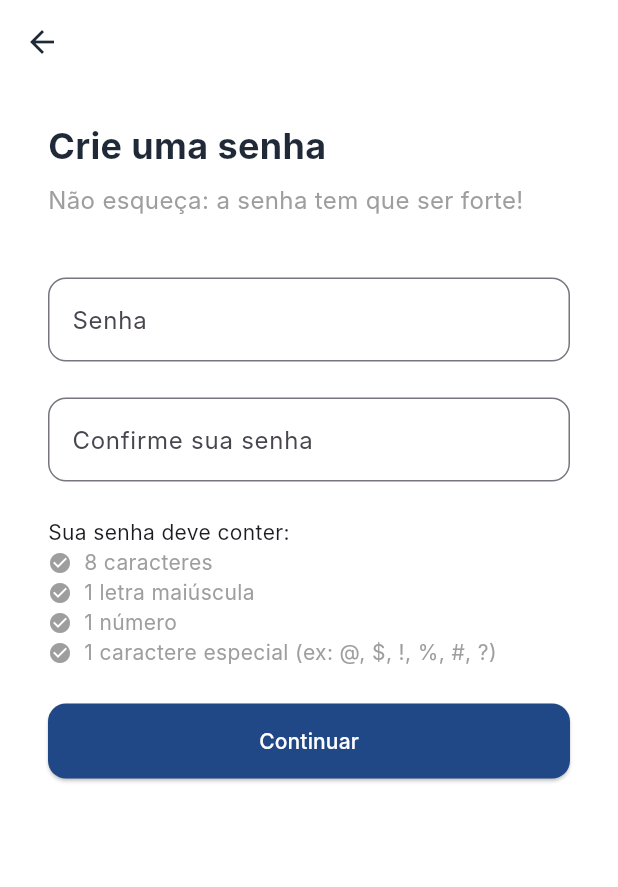
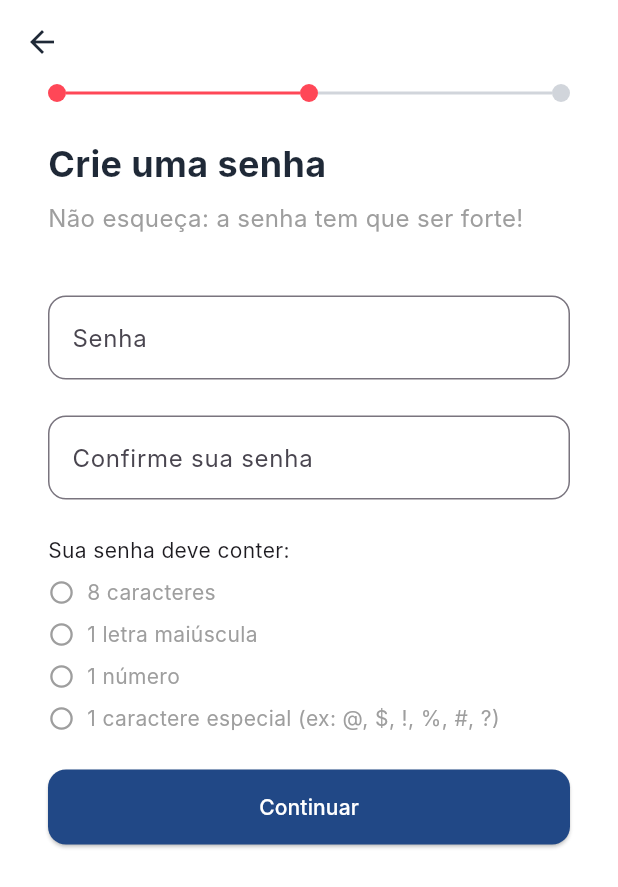
Before and after one commit to jeancodelucas/wtg_front, a Flutter app: the PasswordScreen screen opened directly with empty values, on a phone screen of 412 x 824 dp. Shown: the top 887 px of the screen. Run offline on Flutter 3.47's test engine with Material 3 defaults, Android fonts, the phone set to English and light mode, and no system bars; our stand-ins replace geolocator, google_sign_in, permission_handler, shared_preferences; accounts and stored records are empty; Roboto replaces fonts that are missing (Inter); project files that could hold a hidden picture were left out.

Commit message:
Atualização na interface do cadastro

```diff
--- a/lib/screens/registration/3_password_screen.dart
+++ b/lib/screens/registration/3_password_screen.dart
@@ -5,6 +5,9 @@ import 'package:wtg_front/screens/registration/additional_info_screen.dart';
 
 const Color primaryColor = Color(0xFF214886);
 const Color darkTextColor = Color(0xFF1F2937);
+const Color borderColor = Color(0xFFD1D5DB);
+// --- MUDANÇA DE COR APLICADA ---
+const Color breadcrumbActiveColor = Color(0xFFff4757);
 
 class PasswordScreen extends StatefulWidget {
   final String email;
@@ -28,6 +31,14 @@ class _PasswordScreenState extends State<PasswordScreen> {
     _passwordController.addListener(_validatePassword);
   }
 
+  @override
+  void dispose() {
+    _passwordController.removeListener(_validatePassword);
+    _passwordController.dispose();
+    _confirmPasswordController.dispose();
+    super.dispose();
+  }
+
   void _validatePassword() {
     final pass = _passwordController.text;
     setState(() {
@@ -44,10 +55,7 @@ class _PasswordScreenState extends State<PasswordScreen> {
           .showSnackBar(const SnackBar(content: Text('As senhas não coincidem.')));
       return;
     }
-    if (!(_has8Chars &&
-        _hasUppercase &&
-        _hasNumber &&
-        _hasSpecialChar)) {
+    if (!(_has8Chars && _hasUppercase && _hasNumber && _hasSpecialChar)) {
       ScaffoldMessenger.of(context).showSnackBar(
           const SnackBar(content: Text('A senha não atende aos critérios.')));
       return;
@@ -81,6 +89,7 @@ class _PasswordScreenState extends State<PasswordScreen> {
           child: Column(
             crossAxisAlignment: CrossAxisAlignment.start,
             children: [
+              _buildBreadcrumbs(currentStep: 2),
               const SizedBox(height: 24),
               const Text('Crie uma senha',
                   style: TextStyle(
@@ -132,14 +141,49 @@ class _PasswordScreenState extends State<PasswordScreen> {
     );
   }
 
-  Widget _buildRequirementRow(String text, bool met) {
+  Widget _buildBreadcrumbs({required int currentStep}) {
     return Row(
       children: [
-        Icon(Icons.check_circle,
-            color: met ? Colors.green : Colors.grey, size: 16),
-        const SizedBox(width: 8),
-        Text(text, style: TextStyle(color: met ? Colors.green : Colors.grey)),
+        _buildDot(isActive: currentStep >= 1),
+        _buildConnector(isActive: currentStep >= 2),
+        _buildDot(isActive: currentStep >= 2),
+        _buildConnector(isActive: currentStep >= 3),
+        _buildDot(isActive: currentStep >= 3),
       ],
     );
   }
+
+  Widget _buildDot({required bool isActive}) {
+    return Container(
+      width: 12,
+      height: 12,
+      decoration: BoxDecoration(
+        color: isActive ? breadcrumbActiveColor : borderColor,
+        shape: BoxShape.circle,
+      ),
+    );
+  }
+
+  Widget _buildConnector({required bool isActive}) {
+    return Expanded(
+      child: Container(
+        height: 2,
+        color: isActive ? breadcrumbActiveColor : borderColor,
+      ),
+    );
+  }
+
+  Widget _buildRequirementRow(String text, bool met) {
+    return Padding(
+      padding: const EdgeInsets.only(top: 8.0),
+      child: Row(
+        children: [
+          Icon(met ? Icons.check_circle : Icons.circle_outlined,
+              color: met ? Colors.green : Colors.grey, size: 18),
+          const SizedBox(width: 8),
+          Text(text, style: TextStyle(color: met ? Colors.black : Colors.grey)),
+        ],
+      ),
+    );
+  }
 }
```
Also changed, not shown: lib/screens/registration/2_token_screen.dart (+39 -3 lines), lib/screens/registration/additional_info_screen.dart (+41 -48 lines), lib/screens/registration_success_screen.dart (+14 -9 lines).
